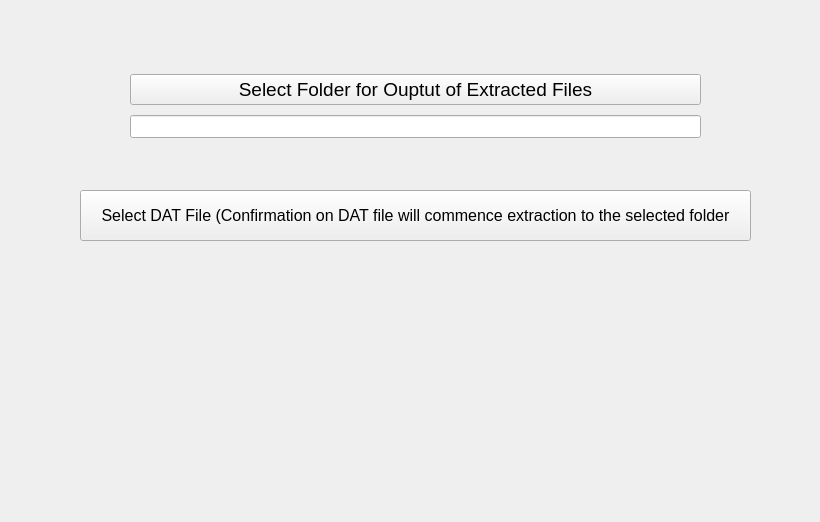
Old version of the form AnachronoxDATExtractor.ui in the repository GeneralProtectionFault/AnachronoxDAT.
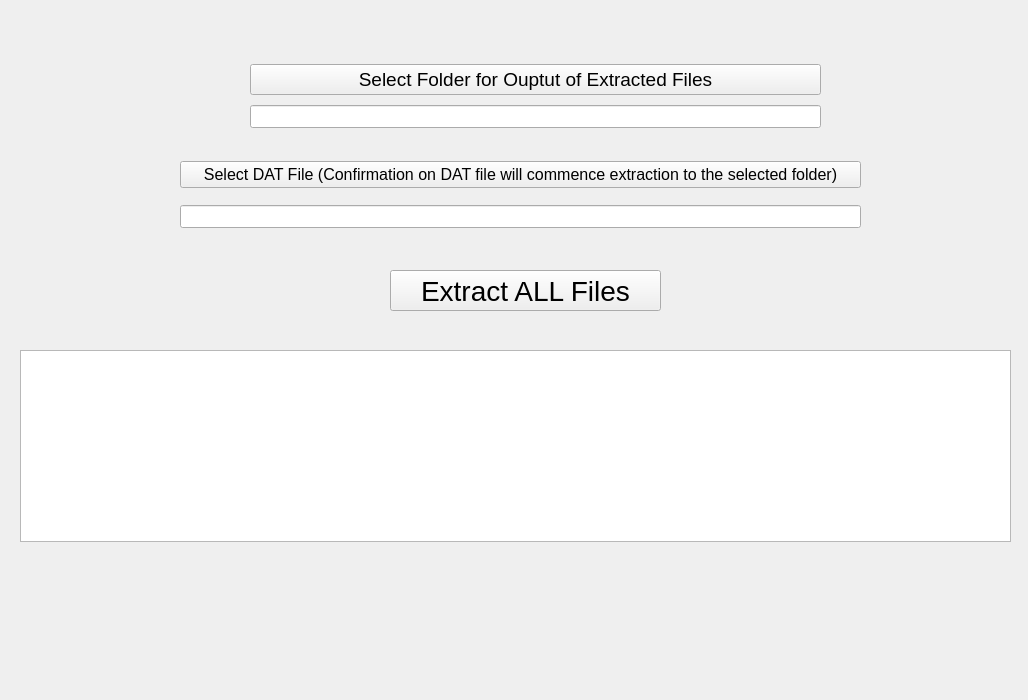
New version of the form.

Commit message: Separate file select & extracting (button)

What changed in the file:
```diff
--- a/AnachronoxDATExtractor.ui
+++ b/AnachronoxDATExtractor.ui
@@ -6,8 +6,8 @@
    <rect>
     <x>0</x>
     <y>0</y>
-    <width>820</width>
-    <height>522</height>
+    <width>1028</width>
+    <height>700</height>
    </rect>
   </property>
   <property name="font">
@@ -18,30 +18,11 @@
   <property name="windowTitle">
    <string>Anachronox .DAT File Extractor</string>
   </property>
-  <widget class="QPushButton" name="btn_select_dat_file">
-   <property name="geometry">
-    <rect>
-     <x>80</x>
-     <y>190</y>
-     <width>671</width>
-     <height>51</height>
-    </rect>
-   </property>
-   <property name="font">
-    <font>
-     <family>Segoe UI</family>
-     <pointsize>12</pointsize>
-    </font>
-   </property>
-   <property name="text">
-    <string>Select DAT File (Confirmation on DAT file will commence extraction to the selected folder</string>
-   </property>
-  </widget>
   <widget class="QWidget" name="verticalLayoutWidget">
    <property name="geometry">
     <rect>
-     <x>130</x>
-     <y>70</y>
+     <x>250</x>
+     <y>60</y>
      <width>571</width>
      <height>72</height>
     </rect>
@@ -72,6 +53,73 @@
     </item>
    </layout>
   </widget>
+  <widget class="QListView" name="lst_files">
+   <property name="geometry">
+    <rect>
+     <x>20</x>
+     <y>350</y>
+     <width>991</width>
+     <height>192</height>
+    </rect>
+   </property>
+  </widget>
+  <widget class="QWidget" name="verticalLayoutWidget_2">
+   <property name="geometry">
+    <rect>
+     <x>180</x>
+     <y>150</y>
+     <width>681</width>
+     <height>91</height>
+    </rect>
+   </property>
+   <layout class="QVBoxLayout" name="verticalLayout_2">
+    <item>
+     <widget class="QPushButton" name="btn_select_dat_file">
+      <property name="font">
+       <font>
+        <family>Segoe UI</family>
+        <pointsize>12</pointsize>
+       </font>
+      </property>
+      <property name="text">
+       <string>Select DAT File (Confirmation on DAT file will commence extraction to the selected folder)</string>
+      </property>
+     </widget>
+    </item>
+    <item>
+     <widget class="QLineEdit" name="txt_dat_file">
+      <property name="font">
+       <font>
+        <family>Segoe UI</family>
+        <pointsize>10</pointsize>
+       </font>
+      </property>
+      <property name="readOnly">
+       <bool>true</bool>
+      </property>
+     </widget>
+    </item>
+   </layout>
+  </widget>
+  <widget class="QPushButton" name="btn_extract_all">
+   <property name="geometry">
+    <rect>
+     <x>390</x>
+     <y>270</y>
+     <width>271</width>
+     <height>41</height>
+    </rect>
+   </property>
+   <property name="font">
+    <font>
+     <family>Segoe UI</family>
+     <pointsize>21</pointsize>
+    </font>
+   </property>
+   <property name="text">
+    <string>Extract ALL Files</string>
+   </property>
+  </widget>
  </widget>
  <resources/>
  <connections/>
```
The commit also changes 173 other files.
